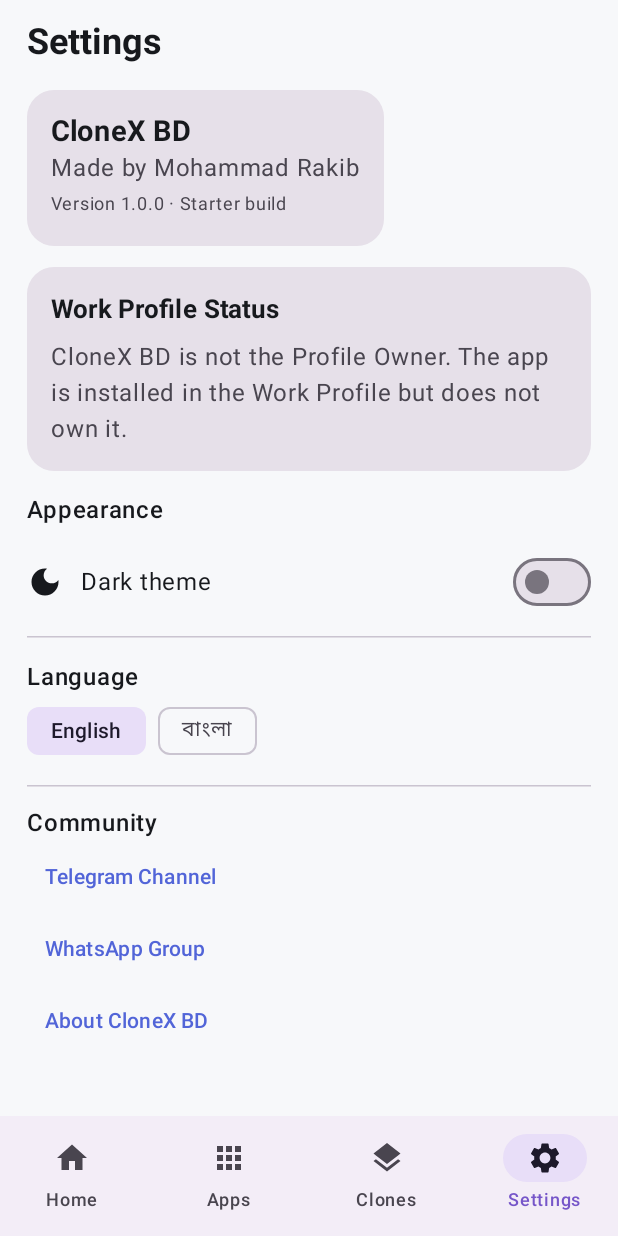
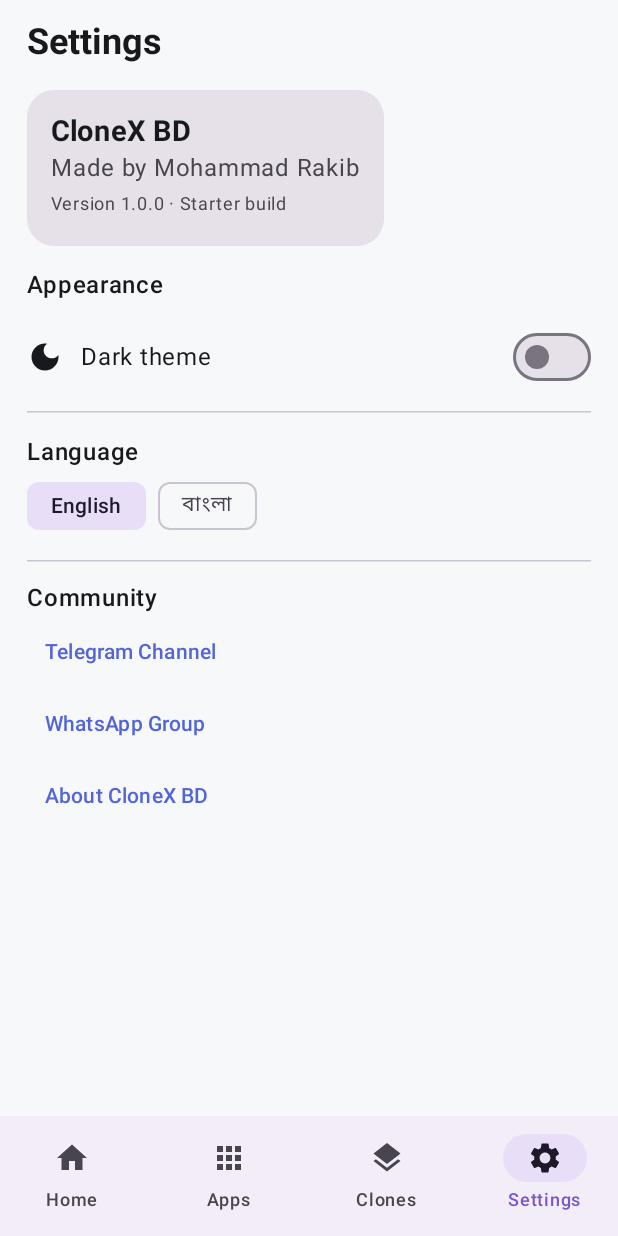
Before and after one commit to socialplatformbd/CloneX-BD, an Android app built with Jetpack Compose: the screen it shows after launch (MainActivity), item 4 of the bottom bar chosen, on a phone screen of 412 x 824 dp. Run offline under Robolectric (Android 15) with nearby library versions, the phone set to English and light mode, and no system bars.

Commit message:
Convert CloneX BD to safe regular app edition

```diff
--- a/app/src/main/java/com/clonexbd/app/MainActivity.kt
+++ b/app/src/main/java/com/clonexbd/app/MainActivity.kt
@@ -1,8 +1,6 @@
 package com.clonexbd.app
 
 import android.content.Intent
-import android.content.Context
-import android.app.admin.DevicePolicyManager
 import android.content.pm.PackageManager
 import android.graphics.drawable.Drawable
 import android.os.Bundle
@@ -75,15 +73,7 @@ private fun CloneXApp(
 ) {
     val bn = language == "bn"
     val context = LocalContext.current
-    val dpm = context.getSystemService(
-        Context.DEVICE_POLICY_SERVICE
-    ) as DevicePolicyManager
-
-    val isProfileOwner = runCatching {
-        dpm.isProfileOwnerApp(context.packageName)
-    }.getOrDefault(false)
-
-    var tab by remember { mutableIntStateOf(0) }
+var tab by remember { mutableIntStateOf(0) }
     var showInfo by remember { mutableStateOf(false) }
     var selectedApps by remember { mutableStateOf<Map<String, String>>(emptyMap()) }
     val titles = if (bn) listOf("হোম", "অ্যাপস", "ক্লোন", "সেটিংস") else listOf("Home", "Apps", "Clones", "Settings")
@@ -113,8 +103,7 @@ private fun CloneXApp(
             else -> SettingsScreen(
                 bn, dark, onDarkChange, onLanguageChange,
                 Modifier.padding(padding),
-                onInfo = { showInfo = true },
-                isProfileOwner = isProfileOwner
+                onInfo = { showInfo = true }
             )
         }
     }
@@ -122,7 +111,7 @@ private fun CloneXApp(
         AlertDialog(onDismissRequest = { showInfo = false },
             confirmButton = { TextButton(onClick = { showInfo = false }) { Text(if (bn) "বন্ধ" else "Close") } },
             title = { Text("CloneX BD") },
-            text = { Text(if (bn) "Made by Mohammad Rakib\nবাংলা ও English\n\nএই প্রাথমিক সংস্করণে অ্যাপ তালিকা, থিম ও ভাষা সেটিংস আছে। প্রকৃত ক্লোন তৈরির জন্য Android Work Profile/DPC সেটআপ পরবর্তী ধাপে যুক্ত হবে।" else "Made by Mohammad Rakib\nBangla & English\n\nThis starter build includes app discovery, theme and language settings. Real work-profile provisioning is a separate next phase.") })
+            text = { Text(if (bn) "Made by Mohammad Rakib\nবাংলা ও English\n\nএই প্রাথমিক সংস্করণে অ্যাপ তালিকা, থিম ও ভাষা সেটিংস আছে। এই সংস্করণ অন্য অ্যাপের ক্লোন তৈরি বা ব্যক্তিগত ডেটা অ্যাক্সেস করে না।" else "Made by Mohammad Rakib\nBangla & English\n\nThis starter build includes app discovery, theme and language settings. This version does not create app clones or access other apps' private data.") })
     }
 }
 
@@ -422,8 +411,7 @@ private fun SettingsScreen(
     bn: Boolean, dark: Boolean, onDarkChange: (Boolean) -> Unit,
     onLanguageChange: (String) -> Unit,
     modifier: Modifier,
-    onInfo: () -> Unit,
-    isProfileOwner: Boolean
+    onInfo: () -> Unit
 ) {
     val context = LocalContext.current
     Page(modifier) {
@@ -438,27 +426,7 @@ private fun SettingsScreen(
         }
         Spacer(Modifier.height(14.dp))
 
-        Card(shape = RoundedCornerShape(18.dp)) {
-            Column(Modifier.padding(16.dp)) {
-                Text(
-                    "Work Profile Status",
-                    fontWeight = FontWeight.Bold,
-                    fontSize = 17.sp
-                )
-                Spacer(Modifier.height(8.dp))
-                Text(
-                    if (isProfileOwner) {
-                        if (bn) "CloneX BD এই Work Profile-এর Profile Owner।"
-                        else "CloneX BD is the Profile Owner of this Work Profile."
-                    } else {
-                        if (bn) "CloneX BD Profile Owner নয়। অ্যাপটি Work Profile-এ ইনস্টল আছে, কিন্তু প্রোফাইলের মালিক নয়।"
-                        else "CloneX BD is not the Profile Owner. The app is installed in the Work Profile but does not own it."
-                    },
-                    color = MaterialTheme.colorScheme.onSurfaceVariant
-                )
-            }
-        }
-        Spacer(Modifier.height(14.dp))
+
         Text(if (bn) "চেহারা" else "Appearance", fontWeight = FontWeight.SemiBold)
         Row(Modifier.fillMaxWidth().clickable { onDarkChange(!dark) }.padding(vertical = 12.dp), verticalAlignment = Alignment.CenterVertically) {
             Icon(Icons.Default.DarkMode, null)
--- a/app/src/main/res/xml/device_admin.xml
+++ /dev/null
@@ -1,4 +0,0 @@
-<?xml version="1.0" encoding="utf-8"?>
-<device-admin xmlns:android="http://schemas.android.com/apk/res/android">
-    <uses-policies />
-</device-admin>
```
Also changed, not shown: app/src/main/AndroidManifest.xml (+0 -13 lines), app/src/main/java/com/clonexbd/app/CloneXAdminReceiver.kt (deleted, +0 -35 lines), 2 other files.
